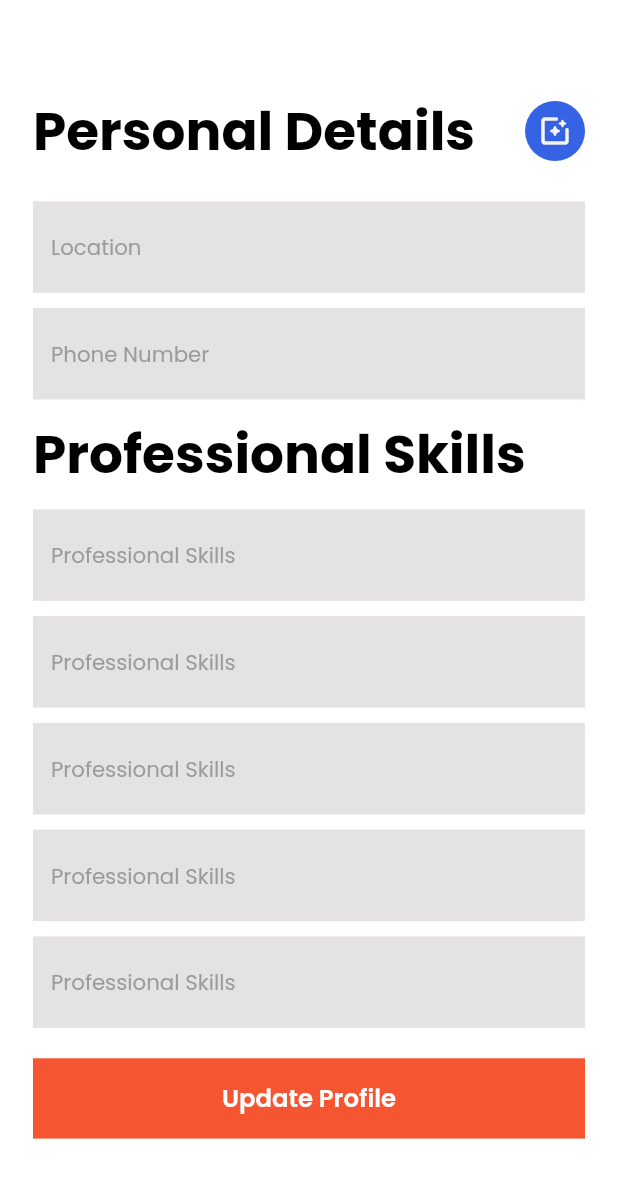
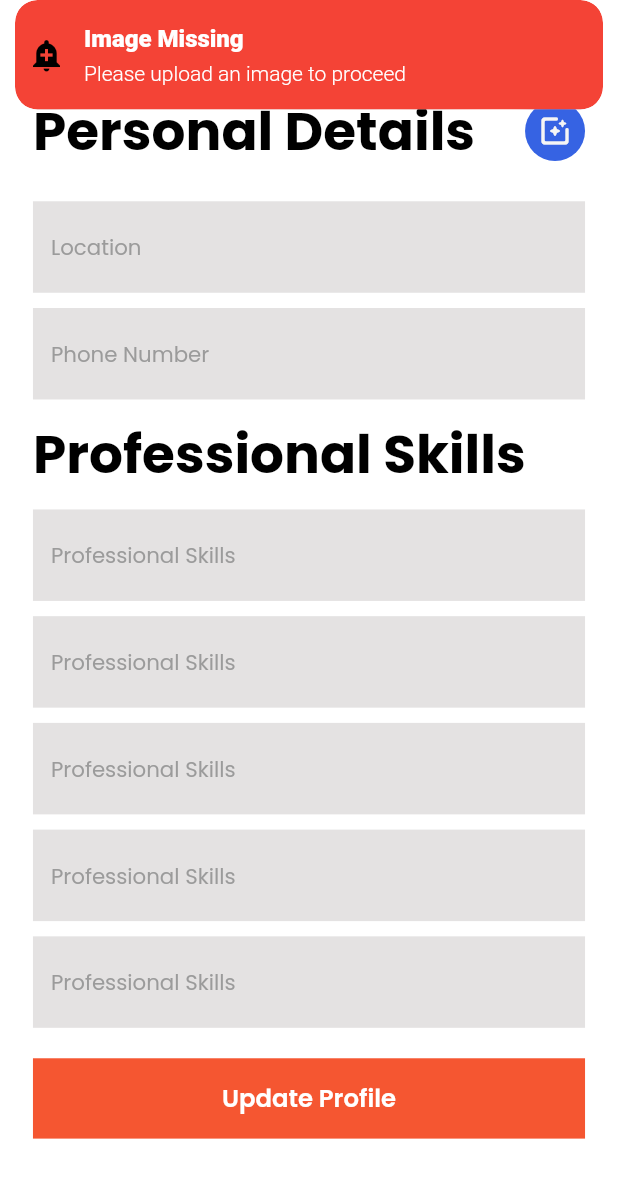
Before and after one commit to KishorKatuwal/jobhub, a Flutter app: the PersonalDetails screen opened directly, after a tap on "Update Profile", on a phone screen of 412 x 824 dp. Shown: the top 1178 px of the screen. Run offline on Flutter 3.47's test engine with Material 2 defaults, Android fonts, the phone set to English and light mode, and no system bars; our stand-ins replace cached_network_image, firebase_core, firebase_storage, flutter_animate, flutter_screenutil, flutter_svg and 8 more; accounts and stored records are empty.

```diff
--- a/lib/controllers/image_provider.dart
+++ b/lib/controllers/image_provider.dart
@@ -1,23 +1,25 @@
+import 'dart:io';
+
+import 'package:firebase_storage/firebase_storage.dart';
 import 'package:flutter/material.dart';
 import 'package:image_cropper/image_cropper.dart';
 import 'package:image_picker/image_picker.dart';
 import 'package:jobhub/constants/app_constants.dart';
+import 'package:uuid/uuid.dart';
 
-
-class ImageUpoader extends ChangeNotifier {
+class ImageUploader extends ChangeNotifier {
+  var uuid = Uuid();
   final ImagePicker _picker = ImagePicker();
 
   List<String> imageUrl = [];
 
   void pickImage() async {
     // ignore: no_leading_underscores_for_local_identifiers
-
     XFile? _imageFile = await _picker.pickImage(source: ImageSource.gallery);
-
     if (_imageFile != null) {
       // Crop the image
-
       _imageFile = await cropImage(_imageFile);
+      imageUpload(_imageFile!);
       if (_imageFile != null) {
         imageUrl.add(_imageFile.path);
       } else {
@@ -31,18 +33,23 @@ class ImageUpoader extends ChangeNotifier {
     CroppedFile? croppedFile = await ImageCropper.platform.cropImage(
       sourcePath: imageFile.path,
       maxWidth: 1080,
+      //800
       maxHeight: 1920,
+      //600
       compressQuality: 80,
+      //70
       aspectRatioPresets: [CropAspectRatioPreset.ratio4x3],
+      //5x4
       uiSettings: [
         AndroidUiSettings(
             toolbarTitle: 'Jobhub Cropper',
             toolbarColor: Color(kLightBlue.value),
             toolbarWidgetColor: Colors.white,
             initAspectRatio: CropAspectRatioPreset.ratio4x3,
+            //5x3
             lockAspectRatio: true),
         IOSUiSettings(
-          title: 'Cropper',
+          title: 'Jobhub Cropper',
         ),
       ],
     );
@@ -57,8 +64,22 @@ class ImageUpoader extends ChangeNotifier {
 
   //  imageUpload() async {
   //   final ref =
-  //       FirebaseStorage.instance.ref().child('jobhub').child('${uid}jpg');
+  //       FirebaseStorage.instance.ref().child('jobhub').child('${uuid}.jpg');
   //   await ref.putFile(imageUrl[0]);
   //   imageUrl = await ref.getDownloadURL();
   // }
+
+  Future<List<String>>? imageUpload(XFile upload) async {
+    File image = File(upload.path);
+    final ref = FirebaseStorage.instance
+        .ref()
+        .child("jobhub")
+        .child("${uuid.v1()}.jpg");
+    await ref.putFile(image);
+    // imageUrl = (await ref.getDownloadURL());
+    imageUrl = [(await ref.getDownloadURL())];
+    print (imageUrl);
+    return imageUrl;
+  }
+
 }
--- a/lib/main.dart
+++ b/lib/main.dart
@@ -39,7 +39,7 @@ void main() async {
     ChangeNotifierProvider(create: (context) => SignUpNotifier()),
     ChangeNotifierProvider(create: (context) => JobsNotifier()),
     ChangeNotifierProvider(create: (context) => BookMarkNotifier()),
-    ChangeNotifierProvider(create: (context) => ImageUpoader()),
+    ChangeNotifierProvider(create: (context) => ImageUploader()),
     ChangeNotifierProvider(create: (context) => ProfileNotifier()),
   ], child: const MyApp()));
 }
@@ -66,7 +66,8 @@ class MyApp extends StatelessWidget {
               iconTheme: IconThemeData(color: Color(kDark.value)),
               primarySwatch: Colors.grey,
             ),
-            home: const PersonalDetails(),
+            // home: const PersonalDetails(),
+            home: defaultHome,
           );
         });
   }
--- a/lib/views/ui/auth/login.dart
+++ b/lib/views/ui/auth/login.dart
@@ -121,7 +121,7 @@ class _LoginPageState extends State<LoginPage> {
                   alignment: Alignment.centerRight,
                   child: GestureDetector(
                     onTap: () {
-                      Get.to(() => const RegistrationPage());
+                      Get.offAll(() => const RegistrationPage());
                     },
                     child: ReusableText(
                       text: "Register",
--- a/lib/views/ui/auth/update_user.dart
+++ b/lib/views/ui/auth/update_user.dart
@@ -1,12 +1,16 @@
+import 'dart:io';
+
 import 'package:flutter/material.dart';
 import 'package:flutter_screenutil/flutter_screenutil.dart';
+import 'package:get/get.dart';
+import 'package:jobhub/controllers/exports.dart';
+import 'package:jobhub/models/request/auth/profile_update_model.dart';
 import 'package:jobhub/views/common/custom_btn.dart';
 import 'package:jobhub/views/common/custom_textfield.dart';
 import 'package:jobhub/views/common/height_spacer.dart';
 import 'package:provider/provider.dart';
 
 import '../../../constants/app_constants.dart';
-import '../../../controllers/login_provider.dart';
 import '../../common/app_style.dart';
 import '../../common/reusable_text.dart';
 
@@ -42,7 +46,9 @@ class _PersonalDetailsState extends State<PersonalDetails> {
   Widget build(BuildContext context) {
     return Scaffold(
       body: Consumer<LoginNotifier>(builder: (context, loginNotifier, child) {
-        return ListView(
+        return Form(
+          key: loginNotifier.profileFormKey,
+          child: ListView(
             padding: EdgeInsets.symmetric(
               horizontal: 20.w,
               vertical: 60.h,
@@ -59,8 +65,13 @@ class _PersonalDetailsState extends State<PersonalDetails> {
                       FontWeight.bold,
                     ),
                   ),
-                GestureDetector(
-                  onTap: () {},
+                  Consumer<ImageUploader>(
+                      builder: (context, imageUploader, child) {
+                    return imageUploader.imageUrl.isEmpty
+                        ? GestureDetector(
+                            onTap: () {
+                              imageUploader.pickImage();
+                            },
                             child: CircleAvatar(
                               backgroundColor: Color(kLightBlue.value),
                               // backgroundImage: ,
@@ -68,7 +79,22 @@ class _PersonalDetailsState extends State<PersonalDetails> {
                                 child: Icon(Icons.photo_filter_rounded),
                               ),
                             ),
+                          )
+                        : GestureDetector(
+                            onTap: () {
+                              imageUploader.imageUrl.clear();
+                              setState(() {});
+                            },
+                            child: CircleAvatar(
+                              backgroundColor: Color(kLightBlue.value),
+                              backgroundImage: FileImage(
+                                File(
+                                  imageUploader.imageUrl[0],
                                 ),
+                              ),
+                            ),
+                          );
+                  }),
                 ],
               ),
               const HeightSpacer(size: 20),
@@ -176,14 +202,57 @@ class _PersonalDetailsState extends State<PersonalDetails> {
                       },
                     ),
                     const HeightSpacer(size: 20),
-                  CustomButton(
+                    Consumer<ImageUploader>(
+                        builder: (context, imageUploader, child) {
+                      return CustomButton(
                         text: "Update Profile",
-                    onTap: () {},
-                  ),
+                        onTap: () {
+                          if (imageUploader.imageUrl.isEmpty) {
+                            Get.snackbar(
+                              "Image Missing",
+                              "Please upload an image to proceed",
+                              colorText: Color(kLight.value),
+                              backgroundColor: Colors.red,
+                              icon: const Icon(Icons.add_alert),
+                            );
+                          } else {
+                            if (loginNotifier.profileValidation()) {
+                              print("reached here 2");
+                              ProfileUpdateReq model = ProfileUpdateReq(
+                                location: location.text,
+                                phone: phone.text,
+                                profile: imageUploader.imageUrl.toString(),
+                                skills: [
+                                  skill0.text,
+                                  skill1.text,
+                                  skill2.text,
+                                  skill3.text,
+                                  skill4.text,
+                                ],
+                              );
+                              //calling method for uploading profile
+                              print("2+2");
+                              loginNotifier.updateProfile(model);
+                              print("2-2");
+                            } else {
+                              print("reached here 1");
+                              Get.snackbar(
+                                "Profile Update Failed",
+                                "Please Check your credentials",
+                                colorText: Color(kLight.value),
+                                backgroundColor: Colors.red,
+                                icon: const Icon(Icons.add_alert),
+                              );
+                            }
+                          }
+                        },
+                      );
+                    })
                   ],
                 ),
               ),
             ],
+          ),
         );
       }),
     );
--- a/lib/views/ui/device_mgt/devices_info.dart
+++ b/lib/views/ui/device_mgt/devices_info.dart
@@ -79,6 +79,7 @@ class DeviceManagement extends StatelessWidget {
                     onTap: () {
                       onBoardNotifier.isLastPage = false;
                       zoomNotifier.currentIndex = 0;
+                      loginNotifier.logout();
                       Get.to(() => const OnBoardingScreen());
                     },
                     child: Align(
--- a/pubspec.yaml
+++ b/pubspec.yaml
@@ -26,6 +26,8 @@ dependencies:
   image_cropper: ^3.0.3
   cached_network_image: ^3.2.3
   image_picker: ^0.8.7+4
+  uuid: ^3.0.7
+  firebase_storage: ^11.2.2
   firebase_core: ^2.13.1
 
 
```
Also changed, not shown: lib/controllers/login_provider.dart (+49 -8 lines), lib/controllers/signup_provider.dart (+26 -1 lines), lib/services/config.dart (+5 -3 lines), lib/services/helpers/auth_helper.dart (+70 -4 lines), lib/views/ui/auth/signup.dart (+19 -2 lines), pubspec.lock, 2 other files. Lines whose indentation alone changed are shown as unchanged.
